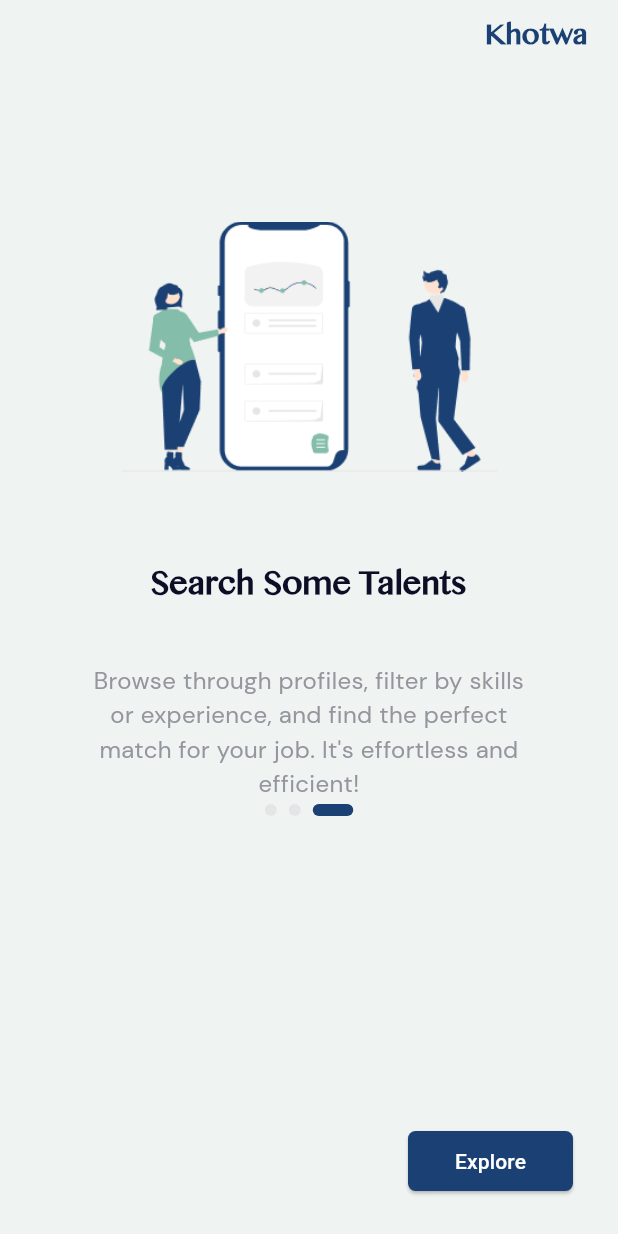
After one commit to iimeeeed/Khotwa, a Flutter app: the FlowCompany screen opened directly, after a tap on "Skip", on a phone screen of 412 x 824 dp. The commit adds this screen. Run offline on Flutter 3.47's test engine with Material 3 defaults, Android fonts, the phone set to English and light mode, and no system bars.

Commit message:
Added after signup flow , some assets

```diff
--- a/lib/screens/company/company_verification.dart
+++ b/lib/screens/company/company_verification.dart
@@ -1,4 +1,6 @@
 import 'package:flutter/material.dart';
+import '../../commons/constants.dart';
+import 'flowSignUp.dart';
 
 class CompanyVerificationPage extends StatefulWidget {
   const CompanyVerificationPage({Key? key}) : super(key: key);
@@ -21,7 +23,7 @@ class _CompanyVerificationPageState extends State<CompanyVerificationPage> {
       child: Text(
         step,
         style: const TextStyle(
-          color: Color(0xFF84BDA9),
+          color: AppColors.lightGreenColor,
           fontSize: 10,
           fontFamily: 'Poppins',
           fontWeight: FontWeight.w600,
@@ -110,7 +112,7 @@ class _CompanyVerificationPageState extends State<CompanyVerificationPage> {
       child: Container(
         height: 7,
         decoration: ShapeDecoration(
-          color: isActive ? const Color(0xFF84BDA9) : const Color(0xFFEFF3F2),
+          color: isActive ?  AppColors.lightGreenColor : const Color(0xFFEFF3F2),
           shape: RoundedRectangleBorder(
             borderRadius: BorderRadius.circular(8),
           ),
@@ -215,7 +217,7 @@ class _CompanyVerificationPageState extends State<CompanyVerificationPage> {
                         ),
                         prefixText: label == "Website" ? "https://" : null,
                         prefixStyle: const TextStyle(
-                          color: Color(0xFF1B4174),
+                          color: AppColors.blueButtonColor,
                           fontSize: 13,
                           fontFamily: 'Poppins',
                           fontWeight: FontWeight.w400,
@@ -228,7 +230,7 @@ class _CompanyVerificationPageState extends State<CompanyVerificationPage> {
                         fontFamily: 'Poppins',
                         fontWeight: FontWeight.w400,
                       ),
-                      cursorColor: const Color(0xFF1B4174),
+                      cursorColor:  AppColors.blueButtonColor,
                     ),
             ),
             Positioned(
@@ -247,7 +249,7 @@ class _CompanyVerificationPageState extends State<CompanyVerificationPage> {
                   child: Text(
                     label,
                     style: const TextStyle(
-                      color: Color(0xFF1B4174),
+                      color: AppColors.blueButtonColor,
                       fontSize: 14,
                       fontFamily: 'Poppins',
                       fontWeight: FontWeight.w600,
@@ -278,7 +280,7 @@ class _CompanyVerificationPageState extends State<CompanyVerificationPage> {
                   child: Text(
                     "Khotwa",
                     style: TextStyle(
-                      color: Color(0xFF1B4174),
+                      color: AppColors.blueButtonColor,
                       fontFamily: "Khmer MN",
                       fontWeight: FontWeight.bold,
                       fontSize: 20,
@@ -289,7 +291,7 @@ class _CompanyVerificationPageState extends State<CompanyVerificationPage> {
                   child: Text(
                     'Company Verification',
                     style: TextStyle(
-                      color: Color(0xFF1B4174),
+                      color: AppColors.blueButtonColor,
                       fontSize: 20,
                       fontFamily: 'poppins',
                       fontWeight: FontWeight.w500,
@@ -326,7 +328,7 @@ class _CompanyVerificationPageState extends State<CompanyVerificationPage> {
                         child: Text(
                           'Fill your Company Details',
                           style: TextStyle(
-                            color: Color(0xFF1B4174),
+                            color: AppColors.blueButtonColor,
                             fontSize: 18,
                             fontFamily: 'Poppins',
                             fontWeight: FontWeight.w600,
@@ -348,7 +350,7 @@ class _CompanyVerificationPageState extends State<CompanyVerificationPage> {
                         child: Text(
                           'Enter your contact infos',
                           style: TextStyle(
-                            color: Color(0xFF1B4174),
+                            color: AppColors.blueButtonColor,
                             fontSize: 18,
                             fontFamily: 'Poppins',
                             fontWeight: FontWeight.w600,
@@ -365,7 +367,7 @@ class _CompanyVerificationPageState extends State<CompanyVerificationPage> {
                         child: Text(
                           'Enter your Profile infos',
                           style: TextStyle(
-                            color: Color(0xFF1B4174),
+                            color: AppColors.blueButtonColor,
                             fontSize: 18,
                             fontFamily: 'Poppins',
                             fontWeight: FontWeight.w600,
@@ -388,7 +390,7 @@ class _CompanyVerificationPageState extends State<CompanyVerificationPage> {
                         child: Text(
                           'Enter your Identification infos',
                           style: TextStyle(
-                            color: Color(0xFF1B4174),
+                            color: AppColors.blueButtonColor,
                             fontSize: 18,
                             fontFamily: 'Poppins',
                             fontWeight: FontWeight.w600,
@@ -418,12 +420,12 @@ class _CompanyVerificationPageState extends State<CompanyVerificationPage> {
                               height: 22,
                               decoration: ShapeDecoration(
                                 color: isSelected
-                                    ? const Color(0xFF84BDA9)
+                                    ?  AppColors.lightGreenColor
                                     : Colors.white,
                                 shape: const OvalBorder(
                                   side: BorderSide(
                                     width: 0.5,
-                                    color: Color(0xFF1B4174),
+                                    color: AppColors.blueButtonColor,
                                   ),
                                 ),
                               ),
@@ -502,18 +504,24 @@ class _CompanyVerificationPageState extends State<CompanyVerificationPage> {
                               _pageController.animateToPage(currentStep,
                                   duration: const Duration(milliseconds: 300),
                                   curve: Curves.easeInOut);
-                            } else {}
+                            } else {
+                              Navigator.push(
+                                context,
+                                MaterialPageRoute(
+                                    builder: (context) => FlowCompany()),
+                              );
+                            }
                           },
                           style: ElevatedButton.styleFrom(
-                            backgroundColor: const Color(0xFF84BDA9),
+                            backgroundColor: (currentStep==3)? AppColors.blueButtonColor:AppColors.lightGreenColor,
                             shape: RoundedRectangleBorder(
                               borderRadius: BorderRadius.circular(15),
                             ),
                             minimumSize: const Size(83, 30),
                           ),
-                          child: const Text(
-                            'Next',
-                            style: TextStyle(
+                          child:  Text(
+                            (currentStep==3)? "Let's Go":'Next',
+                            style: const TextStyle(
                               fontSize: 14,
                               fontFamily: 'Poppins',
                               color: Colors.white,
--- /dev/null
+++ b/lib/screens/company/flowSignUp.dart
@@ -0,0 +1,211 @@
+import 'package:flutter/material.dart';
+import '../../../commons/khotwa_logo.dart';
+import '../../../commons/constants.dart';
+
+class FlowCompany extends StatefulWidget {
+  const FlowCompany({super.key});
+
+  @override
+  State<FlowCompany> createState() => _FlowCompanyState();
+}
+
+class _FlowCompanyState extends State<FlowCompany> {
+  final PageController _pageController = PageController();
+  int currentPage = 0;
+
+  Map<String, String> myMap = {
+    "assets/asset7.png":
+        "Away from you desk ? No problem. Our mobile app gives you access to everything you need to make hiring decisions on the go.",
+    "assets/asset8.png":
+        "Simply enter the job title, describe the role and its responsibilities, and list required skills. It's as straightforward as that!",
+    "assets/asset9.png":
+        "Browse through profiles, filter by skills or experience, and find the perfect match for your job. It's effortless and efficient!",
+  };
+
+  List<String> myList = [
+    "Hire From Anywhere",
+    "Describe your job",
+    "Search Some Talents",
+  ];
+
+  @override
+  void initState() {
+    super.initState();
+    _pageController.addListener(() {
+      setState(() {
+        currentPage = _pageController.page!.toInt();
+      });
+    });
+  }
+
+  @override
+  void dispose() {
+    _pageController.dispose();
+    super.dispose();
+  }
+
+  @override
+  Widget build(BuildContext context) {
+    return Scaffold(
+      backgroundColor: AppColors.primaryBackgroundColor,
+      appBar: AppBar(
+        backgroundColor: AppColors.primaryBackgroundColor,
+        automaticallyImplyLeading: false,
+        actions: const [KhotwaLogo()],
+      ),
+      body: Stack(
+        children: [
+          Positioned.fill(
+            child: PageView.builder(
+              controller: _pageController,
+              itemCount: myMap.length,
+              itemBuilder: (context, index) {
+                String imagePath = myMap.keys.elementAt(index);
+                String description = myMap[imagePath]!;
+                String title = myList[index];
+
+                return SingleChildScrollView(
+                  child: Column(
+                    crossAxisAlignment: CrossAxisAlignment.center,
+                    children: [
+                      const SizedBox(height: 50),
+                      Hero(
+                        tag: imagePath,
+                        child: SizedBox(
+                            width: 250,
+                            height: 250,
+                            child: Image.asset(imagePath)),
+                      ),
+                      const SizedBox(height: 20),
+                      SizedBox(
+                        width: 300,
+                        child: Text(
+                          title,
+                          textAlign: TextAlign.center,
+                          style: const TextStyle(
+                            fontFamily: AppFonts.primaryFont,
+                            fontSize: 25,
+                            fontWeight: FontWeight.w700,
+                            color: AppColors.blackTextColor,
+                          ),
+                        ),
+                      ),
+                      const SizedBox(height: 30),
+                      SizedBox(
+                        width: 300,
+                        child: Text(
+                          description,
+                          textAlign: TextAlign.center,
+                          style: const TextStyle(
+                            fontFamily: AppFonts.secondaryFont,
+                            fontSize: 16,
+                            fontWeight: FontWeight.w500,
+                            color: AppColors.greyTextColor,
+                          ),
+                        ),
+                      ),
+                    ],
+                  ),
+                );
+              },
+            ),
+          ),
+          Positioned(
+            bottom: 280,
+            left: 0,
+            right: 0,
+            child: Row(
+              mainAxisAlignment: MainAxisAlignment.center,
+              children: List.generate(myList.length, (index) {
+                double tweenStart = currentPage == index ? 27 : 8;
+                double tweenEnd = currentPage == index ? 27 : 8;
+
+                if (currentPage < index) {
+                  tweenStart = 8;
+                } else if (currentPage > index) {
+                  tweenStart = 27;
+                }
+
+                return TweenAnimationBuilder(
+                  tween: Tween<double>(begin: tweenStart, end: tweenEnd),
+                  duration: const Duration(milliseconds: 300),
+                  builder: (context, double width, child) {
+                    return Container(
+                      margin: const EdgeInsets.symmetric(horizontal: 4),
+                      width: width,
+                      height: 8,
+                      decoration: BoxDecoration(
+                        borderRadius: BorderRadius.circular(50),
+                        color: currentPage == index
+                            ? AppColors.blueButtonColor
+                            : const Color(0xFFE4E5E7),
+                      ),
+                    );
+                  },
+                );
+              }),
+            ),
+          ),
+          currentPage < myList.length - 1
+              ? Positioned(
+                  bottom: 40,
+                  left: 0,
+                  right: 70,
+                  child: Row(
+                    mainAxisAlignment: MainAxisAlignment.end,
+                    children: [
+                      GestureDetector(
+                        onTap: () {
+                          if (currentPage < myMap.length - 1) {
+                            _pageController.animateToPage(
+                              myMap.length - 1,
+                              duration: const Duration(milliseconds: 300),
+                              curve: Curves.easeInOut,
+                            );
+                          }
+                        },
+                        child: const Text(
+                          "Skip",
+                          style: TextStyle(
+                              fontSize: 16,
+                              fontFamily: AppFonts.secondaryFont,
+                              color: Color.fromARGB(255, 137, 137, 141)),
+                        ),
+                      )
+                    ],
+                  ))
+              : Positioned(
+                  bottom: 30,
+                  right: 30,
+                  left: 0,
+                  child: Row(
+                    mainAxisAlignment: MainAxisAlignment.end,
+                    children: [
+                      SizedBox(
+                        width: 110,
+                        height: 40,
+                        child: ElevatedButton(
+                          style: ButtonStyle(
+                            backgroundColor: WidgetStateProperty.all(
+                                AppColors.blueButtonColor),
+                            shape: WidgetStateProperty.all(
+                              RoundedRectangleBorder(
+                                borderRadius: BorderRadius.circular(5),
+                              ),
+                            ),
+                          ),
+                          onPressed: () {},
+                          child: const Text(
+                            "Explore",
+                            style: TextStyle(color: Colors.white),
+                          ),
+                        ),
+                      ),
+                    ],
+                  ),
+                ),
+        ],
+      ),
+    );
+  }
+}
```
Also changed, not shown: assets/asset7.png (added), assets/asset8.png (added), assets/asset9.png (added).
